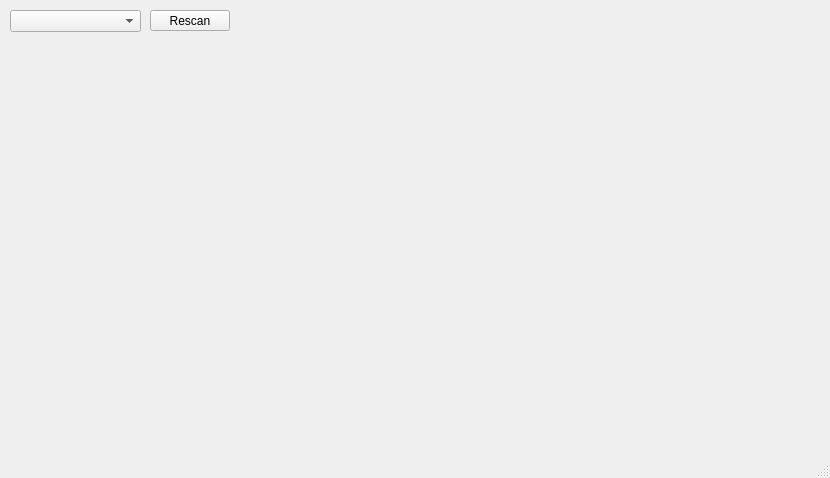
Before: the Qt Designer form mainwindow.ui in VarionDrakon/UICD.Configurator, drawn with Qt 5.
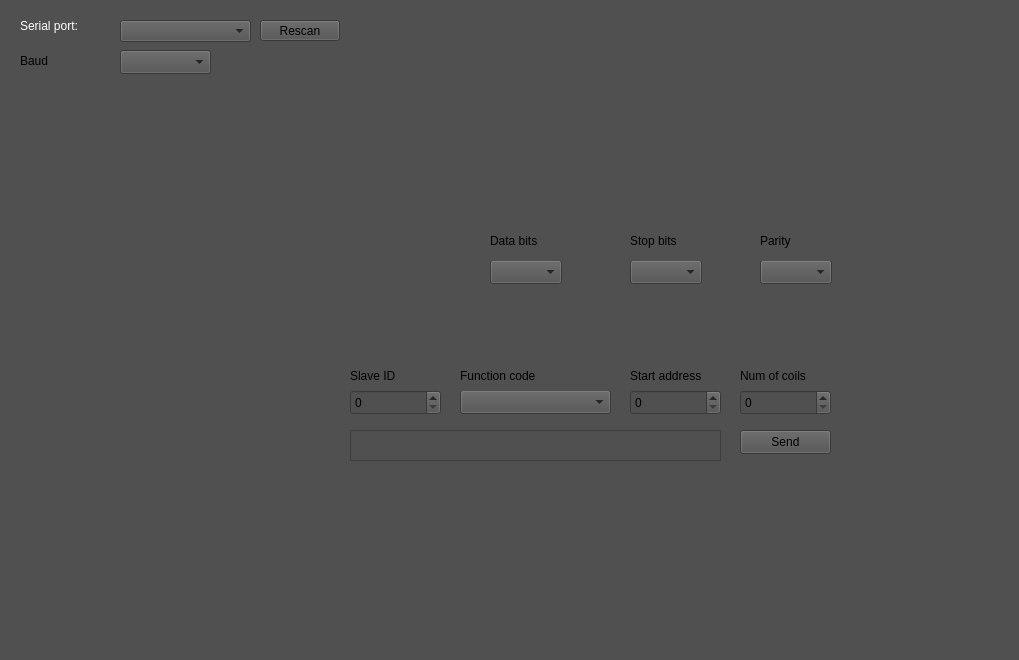
After: the same form once the commit is applied.

Patch:
```diff
--- a/mainwindow.ui
+++ b/mainwindow.ui
@@ -9,13 +9,16 @@
    <rect>
     <x>0</x>
     <y>0</y>
-    <width>830</width>
-    <height>478</height>
+    <width>1019</width>
+    <height>660</height>
    </rect>
   </property>
   <property name="windowTitle">
    <string>UBC ModBus Configurator</string>
   </property>
+  <property name="styleSheet">
+   <string notr="true">background-color: rgb(80, 80, 80);</string>
+  </property>
   <property name="locale">
    <locale language="English" country="UnitedStates"/>
   </property>
@@ -26,12 +29,15 @@
    <widget class="QComboBox" name="cmbx_ListSerialPorts">
     <property name="geometry">
      <rect>
-      <x>10</x>
-      <y>10</y>
+      <x>120</x>
+      <y>20</y>
       <width>131</width>
       <height>22</height>
      </rect>
     </property>
+    <property name="styleSheet">
+     <string notr="true"/>
+    </property>
     <property name="sizeAdjustPolicy">
      <enum>QComboBox::AdjustToMinimumContentsLengthWithIcon</enum>
     </property>
@@ -39,8 +45,8 @@
    <widget class="QPushButton" name="pushButton">
     <property name="geometry">
      <rect>
-      <x>150</x>
-      <y>10</y>
+      <x>260</x>
+      <y>20</y>
       <width>80</width>
       <height>21</height>
      </rect>
@@ -49,6 +55,229 @@
      <string>Rescan</string>
     </property>
    </widget>
+   <widget class="QComboBox" name="comboBox">
+    <property name="geometry">
+     <rect>
+      <x>120</x>
+      <y>50</y>
+      <width>91</width>
+      <height>24</height>
+     </rect>
+    </property>
+   </widget>
+   <widget class="QComboBox" name="comboBox_2">
+    <property name="geometry">
+     <rect>
+      <x>490</x>
+      <y>260</y>
+      <width>72</width>
+      <height>24</height>
+     </rect>
+    </property>
+   </widget>
+   <widget class="QComboBox" name="comboBox_3">
+    <property name="geometry">
+     <rect>
+      <x>630</x>
+      <y>260</y>
+      <width>72</width>
+      <height>24</height>
+     </rect>
+    </property>
+   </widget>
+   <widget class="QComboBox" name="comboBox_4">
+    <property name="geometry">
+     <rect>
+      <x>760</x>
+      <y>260</y>
+      <width>72</width>
+      <height>24</height>
+     </rect>
+    </property>
+   </widget>
+   <widget class="QLabel" name="label">
+    <property name="geometry">
+     <rect>
+      <x>20</x>
+      <y>10</y>
+      <width>81</width>
+      <height>31</height>
+     </rect>
+    </property>
+    <property name="styleSheet">
+     <string notr="true">color: rgb(255, 255, 255);</string>
+    </property>
+    <property name="text">
+     <string>Serial port:</string>
+    </property>
+   </widget>
+   <widget class="QLabel" name="label_2">
+    <property name="geometry">
+     <rect>
+      <x>20</x>
+      <y>40</y>
+      <width>71</width>
+      <height>41</height>
+     </rect>
+    </property>
+    <property name="text">
+     <string>Baud</string>
+    </property>
+   </widget>
+   <widget class="QLabel" name="label_3">
+    <property name="geometry">
+     <rect>
+      <x>490</x>
+      <y>220</y>
+      <width>71</width>
+      <height>41</height>
+     </rect>
+    </property>
+    <property name="text">
+     <string>Data bits</string>
+    </property>
+   </widget>
+   <widget class="QLabel" name="label_4">
+    <property name="geometry">
+     <rect>
+      <x>630</x>
+      <y>220</y>
+      <width>71</width>
+      <height>41</height>
+     </rect>
+    </property>
+    <property name="text">
+     <string>Stop bits</string>
+    </property>
+   </widget>
+   <widget class="QLabel" name="label_5">
+    <property name="geometry">
+     <rect>
+      <x>760</x>
+      <y>220</y>
+      <width>71</width>
+      <height>41</height>
+     </rect>
+    </property>
+    <property name="text">
+     <string>Parity</string>
+    </property>
+   </widget>
+   <widget class="QSpinBox" name="spinBox">
+    <property name="geometry">
+     <rect>
+      <x>350</x>
+      <y>390</y>
+      <width>91</width>
+      <height>25</height>
+     </rect>
+    </property>
+   </widget>
+   <widget class="QComboBox" name="comboBox_5">
+    <property name="geometry">
+     <rect>
+      <x>460</x>
+      <y>390</y>
+      <width>151</width>
+      <height>24</height>
+     </rect>
+    </property>
+   </widget>
+   <widget class="QSpinBox" name="spinBox_2">
+    <property name="geometry">
+     <rect>
+      <x>630</x>
+      <y>390</y>
+      <width>91</width>
+      <height>25</height>
+     </rect>
+    </property>
+   </widget>
+   <widget class="QSpinBox" name="spinBox_3">
+    <property name="geometry">
+     <rect>
+      <x>740</x>
+      <y>390</y>
+      <width>91</width>
+      <height>25</height>
+     </rect>
+    </property>
+   </widget>
+   <widget class="QLabel" name="label_6">
+    <property name="geometry">
+     <rect>
+      <x>350</x>
+      <y>360</y>
+      <width>81</width>
+      <height>31</height>
+     </rect>
+    </property>
+    <property name="text">
+     <string>Slave ID</string>
+    </property>
+   </widget>
+   <widget class="QLabel" name="label_7">
+    <property name="geometry">
+     <rect>
+      <x>460</x>
+      <y>360</y>
+      <width>151</width>
+      <height>31</height>
+     </rect>
+    </property>
+    <property name="text">
+     <string>Function code</string>
+    </property>
+   </widget>
+   <widget class="QLabel" name="label_8">
+    <property name="geometry">
+     <rect>
+      <x>630</x>
+      <y>360</y>
+      <width>81</width>
+      <height>31</height>
+     </rect>
+    </property>
+    <property name="text">
+     <string>Start address</string>
+    </property>
+   </widget>
+   <widget class="QLabel" name="label_9">
+    <property name="geometry">
+     <rect>
+      <x>740</x>
+      <y>360</y>
+      <width>81</width>
+      <height>31</height>
+     </rect>
+    </property>
+    <property name="text">
+     <string>Num of coils</string>
+    </property>
+   </widget>
+   <widget class="QTextBrowser" name="textBrowser">
+    <property name="geometry">
+     <rect>
+      <x>350</x>
+      <y>430</y>
+      <width>371</width>
+      <height>31</height>
+     </rect>
+    </property>
+   </widget>
+   <widget class="QPushButton" name="pushButton_2">
+    <property name="geometry">
+     <rect>
+      <x>740</x>
+      <y>430</y>
+      <width>91</width>
+      <height>24</height>
+     </rect>
+    </property>
+    <property name="text">
+     <string>Send</string>
+    </property>
+   </widget>
   </widget>
   <widget class="QMenuBar" name="menubar">
    <property name="geometry">
```
Left out of the diff: 4 changed lines with no effect on the pictures.
